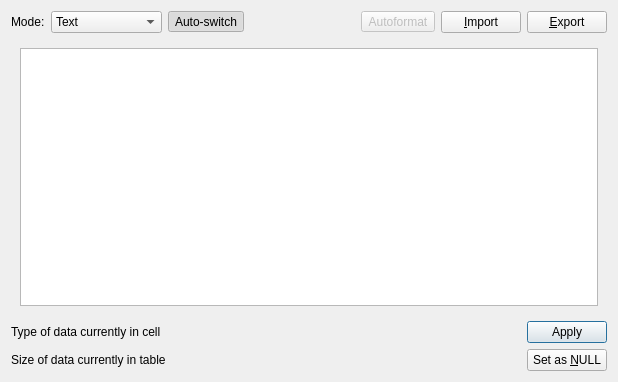
Above: src/EditDialog.ui from sqlitebrowser/sqlitebrowser before the change. Below: the same form after it.
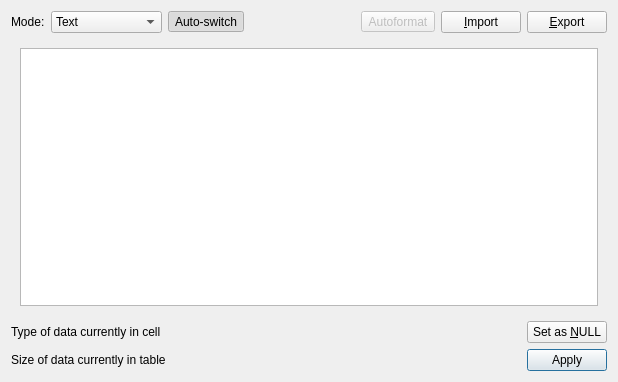
That is the form after the change. Icons and pictures are not drawn.

Commit message: switch with in places Set Null and Apply buttons which is more right way

```diff
--- a/src/EditDialog.ui
+++ b/src/EditDialog.ui
@@ -260,7 +260,7 @@
        </item>
       </layout>
      </item>
-     <item row="0" column="2">
+     <item row="1" column="2">
       <widget class="QPushButton" name="buttonApply">
        <property name="minimumSize">
         <size>
@@ -295,7 +295,7 @@
        </property>
       </spacer>
      </item>
-     <item row="1" column="2">
+     <item row="0" column="2">
       <widget class="QPushButton" name="buttonNull">
        <property name="minimumSize">
         <size>
```
